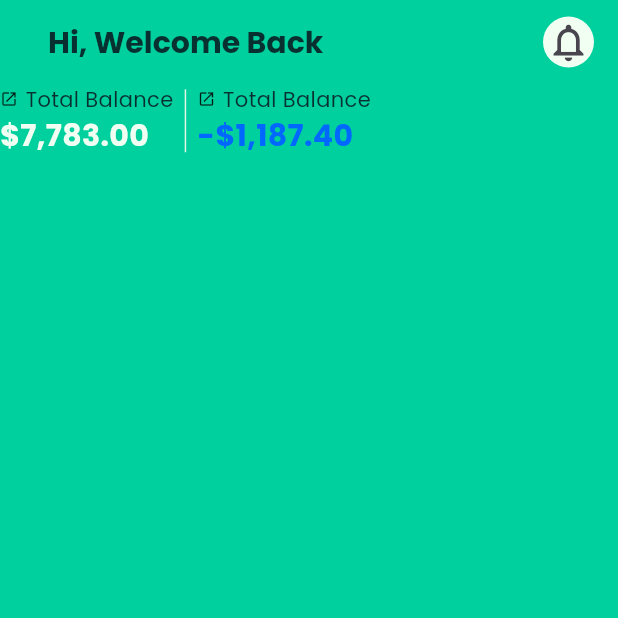
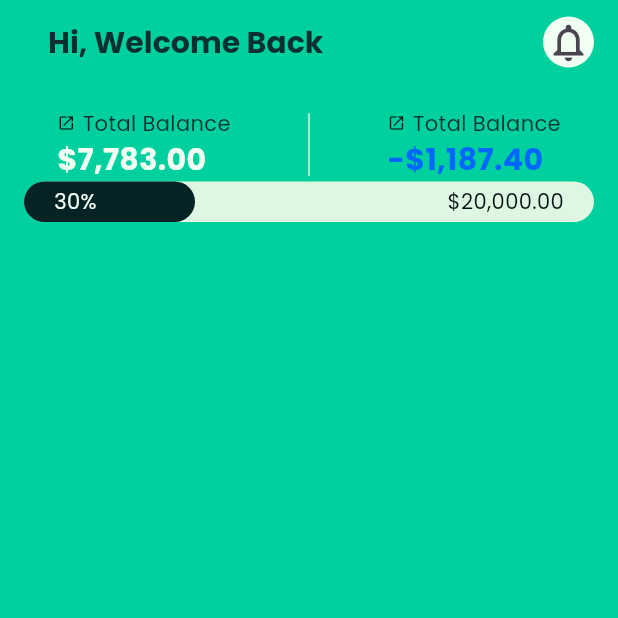
Before and after one commit to yousefmohamed35/fin_wise, a Flutter app: the HomeView screen opened by its route, on a phone screen of 412 x 824 dp, the top half of it. Run offline on Flutter 3.47's test engine with Material 3 defaults, Android fonts, the phone set to English and light mode, and no system bars; our stand-ins replace animate_do, animated_text_kit, flutter_svg, go_router, google_fonts, smooth_page_indicator.

Commit message:
create custom linear progress indicator

```diff
--- /dev/null
+++ b/lib/feature/home/presentation/view/widgets/custom_linear_progress_indicator.dart
@@ -0,0 +1,47 @@
+import 'package:flutter/material.dart';
+
+import '../../../../../core/themes/color_manager.dart';
+import '../../../../../core/themes/text_style.dart';
+
+class CustomLinearProgressIndicator extends StatelessWidget {
+  const CustomLinearProgressIndicator({
+    super.key,
+  });
+
+  @override
+  Widget build(BuildContext context) {
+    return Stack(
+      children: [
+        LinearProgressIndicator(
+          value: 0.3,
+          backgroundColor: ColorManager.lightGreen,
+          color: ColorManager.background,
+          borderRadius: BorderRadius.circular(30),
+          minHeight: 27,
+          semanticsLabel: 'Linear progress indicator',
+          semanticsValue: '30%',
+        ),
+        Positioned(
+          left: 20,
+          top: 3,
+          bottom: 0,
+          child: Text(
+            '30%',
+            style: TextStyles.paragraph(color: ColorManager.white),
+          ),
+        ),
+        Positioned(
+          right: 20,
+          top: 3,
+          bottom: 0,
+          child: Text(
+            r'$20,000.00',
+            style: TextStyles.paragraph(
+              color: ColorManager.darkModeGreenBlack,
+            ),
+          ),
+        ),
+      ],
+    );
+  }
+}
--- a/lib/feature/home/presentation/view/widgets/home_view_body.dart
+++ b/lib/feature/home/presentation/view/widgets/home_view_body.dart
@@ -1,5 +1,6 @@
 import 'package:fin_wise/core/widgets/fit_hieght.dart';
 import 'package:flutter/material.dart';
+import 'custom_linear_progress_indicator.dart';
 import 'total_balance_and_total_expence.dart';
 
 class HomeViewBody extends StatelessWidget {
@@ -8,10 +9,14 @@ class HomeViewBody extends StatelessWidget {
   @override
   Widget build(BuildContext context) {
     return FitHieght(
-      child: Column(
-        children: [
-          TotalBalanceAndTotalExpence(),
-        ],
+      child: Padding(
+        padding: const EdgeInsets.all(16.0),
+        child: Column(
+          children: [
+            TotalBalanceAndTotalExpence(),
+            CustomLinearProgressIndicator(),
+          ],
+        ),
       ),
     );
   }
--- a/lib/feature/home/presentation/view/widgets/total_balance_and_total_expence.dart
+++ b/lib/feature/home/presentation/view/widgets/total_balance_and_total_expence.dart
@@ -5,13 +5,12 @@ import 'total_balance.dart';
 import 'total_expense.dart';
 
 class TotalBalanceAndTotalExpence extends StatelessWidget {
-  const TotalBalanceAndTotalExpence({
-    super.key,
-  });
+  const TotalBalanceAndTotalExpence({super.key});
 
   @override
   Widget build(BuildContext context) {
     return Row(
+      mainAxisAlignment: MainAxisAlignment.spaceAround,
       children: [
         TotalBalance(),
         SizedBox(
```
